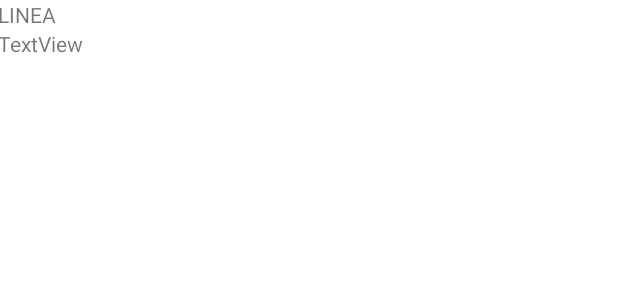
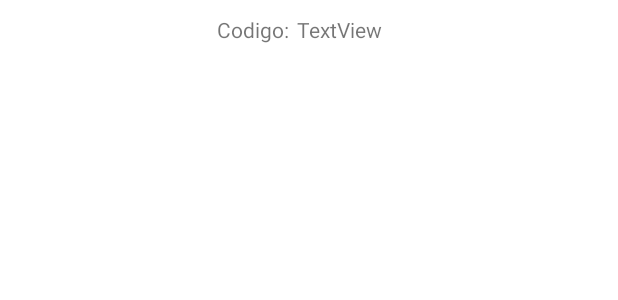
Before and after one commit to JSenen/TRANSApp, an Android app: the layout activity_see_lines_item.xml on its own in the app's theme, with its tools: preview values and no code run, on a phone screen of 412 x 824 dp. Shown: the top 300 px of the screen. Run offline under Robolectric (Android 15) with nearby library versions, the phone set to English and light mode, and no system bars.

Commit message:
Conexion API y mostrar todas las lineas OK

```diff
--- a/app/src/main/java/com/example/transapp/view/SeeLinesActivityView.java
+++ b/app/src/main/java/com/example/transapp/view/SeeLinesActivityView.java
@@ -47,7 +47,6 @@ public class SeeLinesActivityView extends AppCompatActivity implements SeeLinesC
     @Override
     protected void onResume() {
         super.onResume();
-
         presenter.loadAllLines();
     }
     /** Menu barra de tareas */
--- a/app/src/main/res/layout/activity_see_lines_item.xml
+++ b/app/src/main/res/layout/activity_see_lines_item.xml
@@ -1,27 +1,33 @@
 <?xml version="1.0" encoding="utf-8"?>
-<androidx.constraintlayout.widget.ConstraintLayout xmlns:android="http://schemas.android.com/apk/res/android"
-    xmlns:app="http://schemas.android.com/apk/res-auto"
-    xmlns:tools="http://schemas.android.com/tools"
+<LinearLayout xmlns:android="http://schemas.android.com/apk/res/android"
     android:layout_width="match_parent"
-    android:layout_height="match_parent">
+    android:layout_height="wrap_content"
+    android:orientation="vertical"
+    android:padding="10dp"
+    android:paddingBottom="8dp">
 
     <LinearLayout
-        android:layout_width="416dp"
-        android:layout_height="124dp"
-        android:orientation="vertical"
-        app:layout_constraintEnd_toEndOf="parent"
-        app:layout_constraintStart_toStartOf="parent"
-        app:layout_constraintTop_toTopOf="parent">
+        android:layout_width="match_parent"
+        android:layout_height="match_parent"
+        android:orientation="horizontal">
 
         <TextView
-            android:layout_width="match_parent"
+            android:id="@+id/textView5"
+            android:layout_width="301dp"
             android:layout_height="wrap_content"
-            android:text="LINEA" />
+            android:layout_weight="1"
+            android:text="Codigo:"
+            android:textAlignment="textEnd" />
 
         <TextView
             android:id="@+id/rcview_seeLines_item_line"
-            android:layout_width="match_parent"
+            android:layout_width="204dp"
             android:layout_height="wrap_content"
-            android:text="TextView" />
+            android:layout_marginLeft="5dp"
+            android:text="TextView"
+            android:textAlignment="viewStart" />
     </LinearLayout>
-</androidx.constraintlayout.widget.ConstraintLayout>
+
+
+
+</LinearLayout>
```
